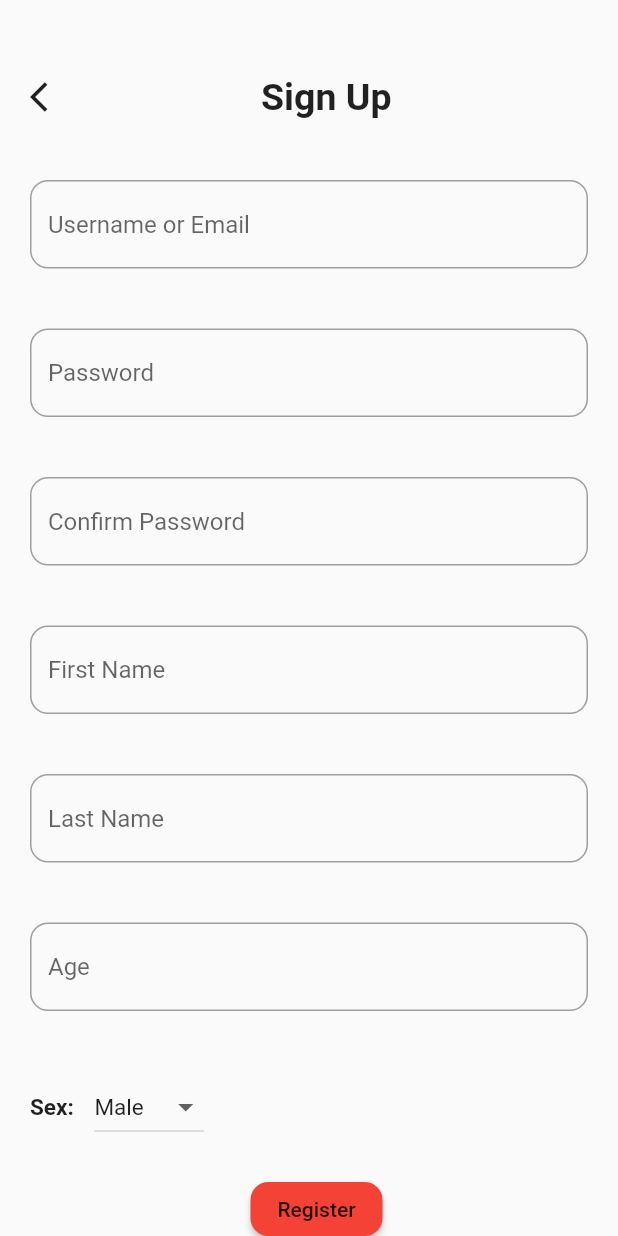
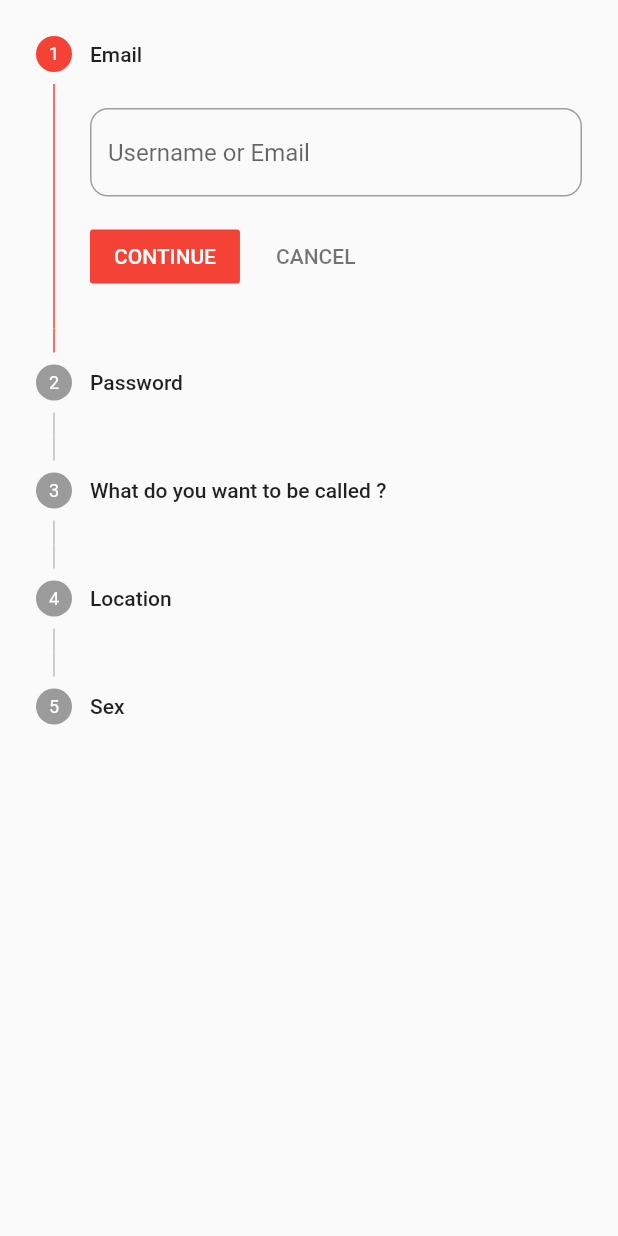
Before and after one commit to AzorAha1/Lifematch, a Flutter app: the Signup screen opened by its route, on a phone screen of 412 x 824 dp. Run offline on Flutter 3.47's test engine with Material 2 defaults, Android fonts, the light colour scheme and no system bars; drawn by our look-alikes of modal_progress_hud_nsn; our stand-ins replace cloud_firestore, country_picker, csc_picker, firebase_auth, firebase_core, google_fonts and 1 more; missing offline and left inert: switcher; accounts and stored records are empty.

Commit message:
clean up

```diff
--- a/lib/main.dart
+++ b/lib/main.dart
@@ -8,6 +8,7 @@ import 'package:lifematch/screens/home.dart';
 import 'package:lifematch/screens/mainpage.dart';
 import 'package:cloud_firestore/cloud_firestore.dart';
 import 'package:firebase_auth/firebase_auth.dart';
+
 
 void main() async{
   WidgetsFlutterBinding.ensureInitialized();
@@ -29,6 +30,7 @@ class _MyAppState extends State<MyApp> {
     return MaterialApp(
       initialRoute: '/',
       theme: mode ? ThemeData.light() : ThemeData.dark(),
+
       routes: {
         '/': (context) => Mainpage(),
         '/signin': (context) => Signin(),
@@ -36,6 +38,8 @@ class _MyAppState extends State<MyApp> {
         '/home':(context) => Homepage(),
         '/forgotpassword':(context) => Forgotpassword(),
 
+
+
       },
     );
   }
--- a/lib/screens/Signin.dart
+++ b/lib/screens/Signin.dart
@@ -132,6 +132,7 @@ class _SigninState extends State<Signin> {
                             password_controller.clear();
                           } else {
                             setState(() {
+                              Loading = false;
                               error =
                                   'Invalid Login Credentials\n             Try Again!';
                             });
@@ -202,10 +203,9 @@ class _SigninState extends State<Signin> {
                           } else {
                             Navigator.pop(context);
                             setState(() {
-                            Loading = false;
-                          });
+                              Loading = false;
+                            });
                           }
-
                         },
                       ),
                       SizedBox(
--- a/lib/screens/Signup.dart
+++ b/lib/screens/Signup.dart
@@ -1,16 +1,14 @@
-import 'package:firebase_auth/firebase_auth.dart';
+import 'package:cloud_firestore/cloud_firestore.dart';
+import 'package:csc_picker/csc_picker.dart';
 import 'package:flutter/material.dart';
 import 'package:google_fonts/google_fonts.dart';
 import 'package:lifematch/Database/auth.dart';
+import 'package:lifematch/constants.dart';
+import 'package:lifematch/screens/mainpage.dart';
 import 'package:modal_progress_hud_nsn/modal_progress_hud_nsn.dart';
-import '../constants.dart';
-import 'Signin.dart';
-import 'mainpage.dart';
-import 'package:cloud_firestore/cloud_firestore.dart';
+import 'package:country_picker/country_picker.dart';
 
 class Signup extends StatefulWidget {
-  const Signup({super.key});
-
   @override
   State<Signup> createState() => _SignupState();
 }
@@ -19,75 +17,167 @@ class _SignupState extends State<Signup> {
   String email = '';
   String password = '';
   String error = '';
-  final _auth = Database();
+  String country = '';
+  String city = '';
+  String state = '';
+  bool iscompleted = false;
+  bool Loading = false;
+
   String _selectedgender = 'male';
   TextEditingController email_controller = TextEditingController();
   TextEditingController password_controller = TextEditingController();
   final age_controller = TextEditingController();
-  final firstname_controller = TextEditingController();
-  final lastname_controller = TextEditingController();
+  final name_controller = TextEditingController();
+
   TextEditingController gender_controller = TextEditingController();
   final confirm_password_controller = TextEditingController();
-  User? user;
+
   final _formkey = GlobalKey<FormState>();
-  @override
-  Future adduserinfo(
-      {required String firstname,
-      required String lastname,
-      required String age,
-      required String gender}) async {
+  int _currentstep = 0;
+
+  Future adduserinfo({
+    required String firstname,
+    required String gender,
+    required String state,
+    required String city,
+    required String country,
+  }) async {
     await FirebaseFirestore.instance.collection('users').add({
       'firstname': firstname,
-      'lastname': lastname,
-      'age': age,
       'gender': gender,
+      'state': state,
+      'city': city,
+      'country': country,
     });
   }
-
-  bool Loading = false;
 
   @override
   Widget build(BuildContext context) {
     return ModalProgressHUD(
       inAsyncCall: Loading,
       child: Scaffold(
-        body: SingleChildScrollView(
-          child: Column(
-            children: [
-              Padding(
-                padding: const EdgeInsets.only(top: 50, left: 20),
-                child: Row(
-                  children: [
-                    InkWell(
-                        child: Icon(Icons.arrow_back_ios),
-                        onTap: () {
-                          Navigator.pop(context);
-                        }),
-                    SizedBox(
-                      width: 130,
+        body: SafeArea(
+          child: Form(
+            key: _formkey,
+            child: Theme(
+              data:
+                  ThemeData(accentColor: Colors.red, primarySwatch: Colors.red),
+              child: Stepper(
+                type: StepperType.vertical,
+                onStepTapped: (value) {
+                  _formkey.currentState!.validate();
+                  setState(() {
+                    _currentstep = value;
+                  });
+                },
+                currentStep: _currentstep,
+                onStepContinue: () {
+                  final laststep = _currentstep == getsteps().length - 1;
+                  _formkey.currentState!.validate();
+                  bool valid = completed();
+                  if (valid == true) {
+                    if (laststep) {
+                      setState(() {
+                        iscompleted = true;
+                      });
+
+                      showDialog(
+                          context: context,
+                          builder: (context) {
+                            return AlertDialog(
+                              title: Text('Registration'),
+                              content: Text(
+                                  'Are you satified with registration information?'),
+                              actions: [
+                                newbutton(
+                                  width: 10,
+                                  onpress: () async {
+                                    setState(() {
+                                      Loading = true;
+                                    });
+                                    dynamic result = Database()
+                                        .signupWithEmailandPassword(
+                                            email: email, password: password);
+
+                                    if (result != null) {
+                                      setState(() {
+                                        Loading = false;
+                                      });
+                                      Navigator.pushReplacementNamed(
+                                          context, '/home');
+                                      print(result);
+                                      setState(() {
+                                        adduserinfo(
+                                            firstname: name_controller.text,
+                                            gender: _selectedgender,
+                                            state: state,
+                                            city: city,
+                                            country: country);
+                                      });
+                                    }
+                                  },
+                                  text: Text('Yes, Sign me up'),
                                 ),
-                    Text(
-                      'Sign Up',
-                      style: GoogleFonts.aBeeZee(
-                          fontSize: 25, fontWeight: FontWeight.bold),
+                                newbutton(
+                                  onpress: () {},
+                                  text: Text('No, Take me back'),
                                 ),
                               ],
+                            );
+                          });
+
+                      print('passed length');
+                    } else {
+                      setState(() {
+                        _currentstep++;
+                      });
+                    }
+                  }
+                },
+                onStepCancel: () {
+                  if (_currentstep == 0) {
+                    null;
+                  } else {
+                    setState(() {
+                      _currentstep -= 1;
+                    });
+                  }
+                },
+                steps: getsteps(),
               ),
             ),
-              Form(
-                key: _formkey,
-                child: Column(
-                  children: [
-                    SizedBox(
-                      height: 5,
           ),
-                    Text(
-                      error,
-                      style: GoogleFonts.aBeeZee(color: Colors.orange),
         ),
-                    Padding(
-                      padding: const EdgeInsets.all(20.0),
-                      child: TextFormField(
+      ),
+    );
+  }
+
+  bool completed() {
+    if (_currentstep == 0) {
+      if (email_controller.text.isEmpty) {
+        return false;
+      } else {
+        return true;
+      }
+    } else if (_currentstep == 1) {
+      if (password_controller.text.isEmpty ||
+          confirm_password_controller.text != password_controller.text) {
+        return false;
+      } else {
+        return true;
+      }
+    } else if (name_controller.text.isEmpty) {
+      return false;
+    } else {
+      return true;
+    }
+  }
+
+  List<Step> getsteps() => [
+        Step(
+          isActive: _currentstep >= 0,
+          title: Text('Email'),
+          content: TextFormField(
             validator: (value) {
               if (value!.isEmpty) {
                 return 'Empty Field';
@@ -104,14 +194,16 @@ class _SignupState extends State<Signup> {
                 hintStyle: GoogleFonts.aBeeZee()),
           ),
         ),
-                    Padding(
-                      padding: const EdgeInsets.all(20.0),
-                      child: TextFormField(
+        Step(
+          isActive: _currentstep >= 1,
+          title: Text('Password'),
+          content: Column(
+            children: [
+              TextFormField(
                 validator: (value) {
                   if (value!.length < 6) {
                     return 'Password needs to be 6+ chars';
                   }
-
                 },
                 obscureText: true,
                 controller: password_controller,
@@ -121,13 +213,12 @@ class _SignupState extends State<Signup> {
                   });
                 },
                 decoration: ktextformfield.copyWith(
-                            hintText: 'Password',
-                            hintStyle: GoogleFonts.aBeeZee()),
+                    hintText: 'Password', hintStyle: GoogleFonts.aBeeZee()),
               ),
+              SizedBox(
+                height: 10,
               ),
-                    Padding(
-                      padding: const EdgeInsets.all(20.0),
-                      child: TextFormField(
+              TextFormField(
                 validator: (value) {
                   if (value != password_controller.text) {
                     return "Doesn't Match Password";
@@ -135,61 +226,34 @@ class _SignupState extends State<Signup> {
                 },
                 obscureText: true,
                 controller: confirm_password_controller,
-
                 decoration: ktextformfield.copyWith(
                     hintText: 'Confirm Password',
                     hintStyle: GoogleFonts.aBeeZee()),
               ),
-                    ),
-                    Padding(
-                      padding: const EdgeInsets.all(20.0),
-                      child: TextFormField(
-                        validator: (value) {
-                          if (value!.isEmpty) {
-                            return 'Empty Field';
-                          }
-                        },
-                        controller: firstname_controller,
-                        decoration: ktextformfield.copyWith(
-                            hintText: 'First Name',
-                            hintStyle: GoogleFonts.aBeeZee()),
+            ],
           ),
         ),
-                    Padding(
-                      padding: const EdgeInsets.all(20.0),
-                      child: TextFormField(
+        Step(
+          isActive: _currentstep >= 3,
+          title: Text('What do you want to be called ?'),
+          content: TextFormField(
             validator: (value) {
               if (value!.isEmpty) {
                 return 'Empty field';
               }
             },
-                        controller: lastname_controller,
+            controller: name_controller,
             decoration: ktextformfield.copyWith(
-                            hintText: 'Last Name',
-                            hintStyle: GoogleFonts.aBeeZee()),
+                hintText: 'Name', hintStyle: GoogleFonts.aBeeZee()),
           ),
         ),
-                    Padding(
-                      padding: const EdgeInsets.all(20.0),
-                      child: TextFormField(
-                        controller: age_controller,
-                        decoration: ktextformfield.copyWith(
-                            hintText: 'Age', hintStyle: GoogleFonts.aBeeZee()),
+        Step(
+            title: Text('Location'),
+            content:Text(''),
             ),
-                    ),
-                    Padding(
-                      padding: const EdgeInsets.all(20.0),
-                      child: Row(
-                        children: [
-                          Text(
-                            'Sex: ',
-                            style: GoogleFonts.aBeeZee(
-                                fontSize: 15, fontWeight: FontWeight.bold),
-                          ),
-                          SizedBox(
-                            width: 10,
-                          ),
-                          DropdownButton<String>(
+        Step(
+          title: Text('Sex'),
+          content: DropdownButton<String>(
             value: _selectedgender,
             items: [
               DropdownMenuItem(
@@ -213,119 +277,6 @@ class _SignupState extends State<Signup> {
               });
             },
           ),
-                        ],
-                      ),
-                    ),
-                    Padding(
-                      padding: const EdgeInsets.only(right: 150),
-                      child: newbutton(
-                        onpress: (() async {
-                          print(email);
-                          if (_formkey.currentState!.validate()) {
-                            setState(() {
-                              Loading = true;
-                            });
-                            dynamic result =
-                                await _auth.signupWithEmailandPassword(
-                                    email: email, password: password);
-                            // password_controller.clear();
-                            // confirm_password_controller.clear();
-                            // email_controller.clear();
-                            // age_controller.clear();
-                            // firstname_controller.clear();
-                            // lastname_controller.clear();
-
-                            if (result != null) {
-                              adduserinfo(
-                                age: age_controller.text,
-                                lastname: lastname_controller.text,
-                                firstname: firstname_controller.text,
-                                gender: _selectedgender,
-                              );
-                              setState(() {
-                                Navigator.pushReplacementNamed(
-                                    context, '/home');
-                                Loading = false;
-                              });
-                            } else if (result == null) {
-                              setState(() {
-                                Loading = false;
-                                error = 'Format E-mail or Password Properly';
-                              });
+        )
+      ];
 }
-                          }
-                        }),
-                        text: Text('Register'),
-                      ),
-                    ),
-                    SizedBox(
-                      height: 50,
-                    ),
-                    Row(
-                      children: [
-                        Expanded(
-                          child: Divider(
-                            indent: 20,
-                            endIndent: 20,
-                            thickness: 1,
-                          ),
-                        ),
-                        Text(
-                          'Or Continue with',
-                          style: GoogleFonts.aBeeZee(
-                              color: Color.fromARGB(221, 193, 181, 181)),
-                        ),
-                        Expanded(
-                          child: Divider(
-                            indent: 20,
-                            endIndent: 20,
-                            thickness: 1,
-                          ),
-                        ),
-                      ],
-                    ),
-                    SizedBox(
-                      height: 50,
-                    ),
-                    Row(
-                      mainAxisAlignment: MainAxisAlignment.center,
-                      crossAxisAlignment: CrossAxisAlignment.center,
-                      children: [
-                        imagecontain(
-                          imagepath: 'images/googleimage.png',
-                          onpress: () {},
-                        ),
-                      ],
-                    )
-                  ],
-                ),
-              ),
-              SizedBox(
-                height: 50,
-              ),
-              Row(
-                mainAxisAlignment: MainAxisAlignment.center,
-                children: [
-                  Text(
-                    'Already have an account? ',
-                    style: GoogleFonts.aBeeZee(),
-                  ),
-                  InkWell(
-                    onTap: () => Navigator.pushNamed(context, '/signin'),
-                    child: Text(
-                      'Log in ',
-                      style: GoogleFonts.aBeeZee(color: Colors.red),
-                    ),
-                  ),
-                ],
-              ),
-              SizedBox(
-                height: 80,
-              ),
-            ],
-          ),
-        ),
-      ),
-    );
-  }
-}
--- a/pubspec.yaml
+++ b/pubspec.yaml
@@ -31,6 +31,7 @@ environment:
 dependencies:
   flutter:
     sdk: flutter
+  country_picker: ^2.0.19
   google_fonts: ^3.0.1
   switcher: ^1.0.0
   firebase_auth: ^4.2.5
@@ -38,6 +39,8 @@ dependencies:
   google_sign_in: ^5.4.2
   firebase_core: ^2.4.1
   modal_progress_hud_nsn: ^0.3.0
+  csc_picker: ^0.2.6
+
 
 
   # The following adds the Cupertino Icons font to your application.
```
Also changed, not shown: lib/screens/home.dart (+9 -6 lines), lib/screens/mainpage.dart (+5 -2 lines), pubspec.lock, 1 other file. Lines whose indentation alone changed are shown as unchanged.
